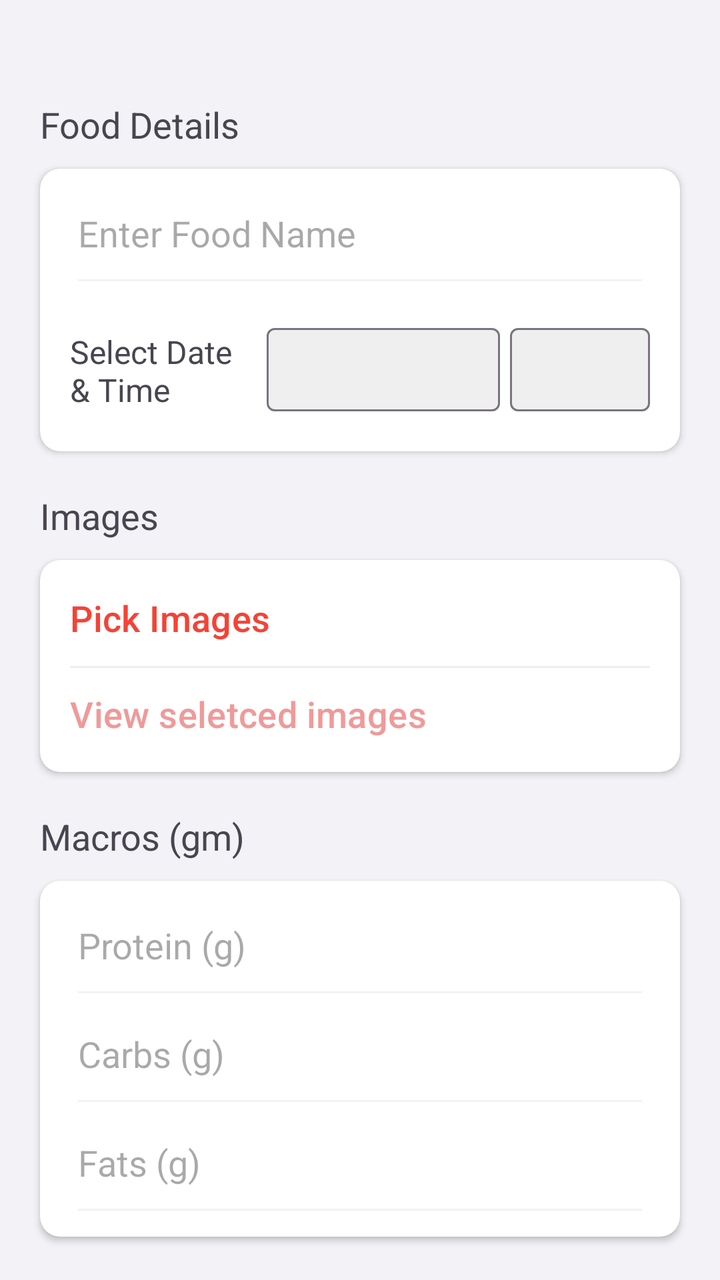
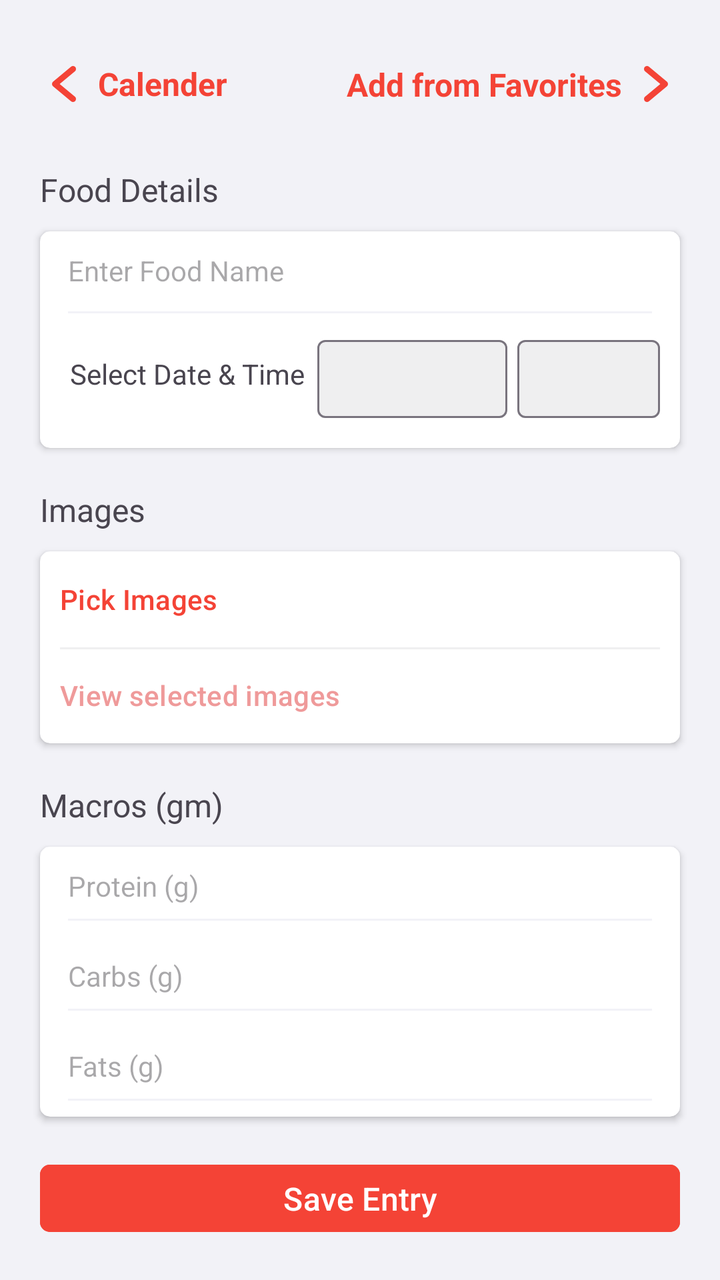

The first picture is an Android layout as it rendered before a commit; the second is the same layout after the commit. The layout source and the unified diff follow.
<!-- AndroidManifest.xml: application theme Theme.ExActHealth -->
<!-- res/layout/activity_main.xml -->
<?xml version="1.0" encoding="utf-8"?>
<RelativeLayout
    xmlns:android="http://schemas.android.com/apk/res/android"
    xmlns:app="http://schemas.android.com/apk/res-auto"
    xmlns:tools="http://schemas.android.com/tools"
    android:layout_width="match_parent"
    android:layout_height="match_parent"
    android:layout_gravity="center"
    android:background="@color/light_gray"
    tools:context=".MainActivity">

    <TextView
        android:id="@+id/food_details_text_view"
        android:layout_width="match_parent"
        android:layout_height="wrap_content"
        android:layout_marginTop="50dp"
        android:layout_marginStart="20dp"
        android:layout_marginEnd="20dp"
        android:textSize="18sp"
        android:text="@string/food_details_title">
    </TextView>

    <androidx.cardview.widget.CardView
        android:id="@+id/food_details_card_view"
        android:layout_width="match_parent"
        android:layout_height="wrap_content"
        android:layout_below="@+id/food_details_text_view"
        android:layout_marginTop="10dp"
        android:layout_marginStart="20dp"
        android:layout_marginEnd="20dp"

        app:contentPaddingLeft="15dp"
        app:contentPaddingRight="15dp"
        app:contentPaddingTop="10dp"
        app:contentPaddingBottom="5dp"
        app:cardCornerRadius="10dp">

        <RelativeLayout
            android:id="@+id/food_layout"
            android:layout_width="match_parent"
            android:layout_height="match_parent">

            <EditText
                android:id="@+id/food_name_text_edit"
                android:layout_width="match_parent"
                android:layout_height="wrap_content"
                android:paddingBottom="20dp"
                android:gravity="center_vertical"
                android:hint="@string/enter_food_name_hint"
                android:backgroundTint="@color/light_gray"
                android:inputType="textPersonName"
                android:autofillHints="name">
            </EditText>

            <LinearLayout
                android:id="@+id/food_date_time_layout"
                android:layout_width="match_parent"
                android:layout_height="wrap_content"
                android:layout_below="@+id/food_name_text_edit"
                android:orientation="horizontal"
                android:paddingTop="10dp"
                android:paddingBottom="15dp"
                android:gravity="center_horizontal"
                android:weightSum="12">

                <TextView
                    android:layout_weight="4"
                    android:layout_width="0dp"
                    android:layout_height="wrap_content"
                    android:layout_gravity="bottom"
                    android:text="@string/select_date_and_time_title"
                    android:textSize="16sp">
                </TextView>

                <com.google.android.material.textfield.TextInputLayout
                    android:id="@+id/food_date_layout"
                    android:layout_weight="5"
                    android:layout_width="0dp"
                    android:layout_height="wrap_content"
                    android:layout_marginStart="5dp"
                    android:layout_marginEnd="5dp"

                    app:boxBackgroundColor="@color/mid_gray">

                    <com.google.android.material.textfield.TextInputEditText
                        android:id="@+id/food_date_input"
                        android:layout_width="match_parent"
                        android:layout_height="match_parent"
                        android:gravity="center"
                        android:focusable="false"
                        android:cursorVisible="false"
                        android:focusableInTouchMode="false"
                        android:clickable="false"
                        android:inputType="date"
                        android:padding="10dp"
                        android:textSize="16sp">
                    </com.google.android.material.textfield.TextInputEditText>

                </com.google.android.material.textfield.TextInputLayout>

                <com.google.android.material.textfield.TextInputLayout
                    android:id="@+id/food_time_layout"
                    android:layout_weight="3"
                    android:layout_width="0dp"
                    android:layout_height="wrap_content"

                    app:boxBackgroundColor="@color/mid_gray">

                    <com.google.android.material.textfield.TextInputEditText
                        android:id="@+id/food_time_input"
                        android:layout_width="match_parent"
                        android:layout_height="match_parent"
                        android:gravity="center"
                        android:focusable="false"
                        android:cursorVisible="false"
                        android:focusableInTouchMode="false"
                        android:clickable="false"
                        android:inputType="time"
                        android:padding="10dp"
                        android:textSize="16sp">
                    </com.google.android.material.textfield.TextInputEditText>

                </com.google.android.material.textfield.TextInputLayout>

            </LinearLayout>

        </RelativeLayout>

    </androidx.cardview.widget.CardView>

    <TextView
        android:id="@+id/images_title"
        android:layout_width="match_parent"
        android:layout_height="wrap_content"
        android:layout_below="@+id/food_details_card_view"
        android:layout_marginTop="20dp"
        android:layout_marginStart="20dp"
        android:layout_marginEnd="20dp"
        android:textSize="18sp"
        android:text="@string/images_title">
    </TextView>

    <androidx.cardview.widget.CardView
        android:id="@+id/images_card_view"
        android:layout_width="match_parent"
        android:layout_height="wrap_content"
        android:layout_below="@+id/images_title"
        android:layout_marginTop="10dp"
        android:layout_marginStart="20dp"
        android:layout_marginEnd="20dp"

        app:contentPaddingLeft="15dp"
        app:contentPaddingRight="15dp"
        app:contentPaddingTop="5dp"
        app:contentPaddingBottom="5dp"
        app:cardCornerRadius="10dp">

        <RelativeLayout
            android:id="@+id/images_layout"
            android:layout_width="match_parent"
            android:layout_height="match_parent">

            <Button
                android:id="@+id/pick_images_button"
                android:layout_width="match_parent"
                android:layout_height="wrap_content"
                android:gravity="center_vertical"
                android:padding="0dp"
                android:backgroundTint="@color/white"
                android:text="@string/pick_images"
                android:textColor="@color/red"
                android:textSize="18sp"
                android:textStyle="normal">
            </Button>

            <View
                android:layout_width="match_parent"
                android:layout_below="@+id/pick_images_button"
                android:layout_height="1dp"
                android:background="@color/mid_gray">
            </View>

            <Button
                android:id="@+id/selected_images_button"
                android:layout_width="match_parent"
                android:layout_height="wrap_content"
                android:layout_below="@+id/pick_images_button"
                android:gravity="center_vertical"
                android:padding="0dp"
                android:backgroundTint="@color/white"
                android:text="@string/view_seletced_images"
                android:textColor="@color/light_red"
                android:textSize="18sp"
                android:textStyle="normal">
            </Button>

        </RelativeLayout>

    </androidx.cardview.widget.CardView>

    <TextView
        android:id="@+id/macros_title"
        android:layout_width="match_parent"
        android:layout_height="wrap_content"
        android:layout_below="@+id/images_card_view"
        android:layout_marginTop="20dp"
        android:layout_marginStart="20dp"
        android:layout_marginEnd="20dp"
        android:textSize="18sp"
        android:text="@string/macros">
    </TextView>

    <androidx.cardview.widget.CardView
        android:id="@+id/macros_card_view"
        android:layout_width="match_parent"
        android:layout_height="wrap_content"
        android:layout_below="@+id/macros_title"
        android:layout_marginTop="10dp"
        android:layout_marginStart="20dp"
        android:layout_marginEnd="20dp"

        app:contentPaddingLeft="15dp"
        app:contentPaddingRight="15dp"
        app:contentPaddingTop="10dp"
        app:contentPaddingBottom="5dp"
        app:cardCornerRadius="10dp">

        <RelativeLayout
            android:id="@+id/macros_layout"
            android:layout_width="match_parent"
            android:layout_height="match_parent">

            <EditText
                android:id="@+id/protein_text_edit"
                android:layout_width="match_parent"
                android:layout_height="wrap_content"
                android:paddingBottom="20dp"
                android:gravity="center_vertical"
                android:hint="@string/protein"
                android:backgroundTint="@color/light_gray"
                android:inputType="numberDecimal"
                android:importantForAutofill="no">
            </EditText>

            <EditText
                android:id="@+id/carbs_text_edit"
                android:layout_width="match_parent"
                android:layout_height="wrap_content"
                android:layout_below="@+id/protein_text_edit"
                android:paddingBottom="20dp"
                android:gravity="center_vertical"
                android:hint="@string/carbs"
                android:backgroundTint="@color/light_gray"
                android:inputType="numberDecimal"
                android:importantForAutofill="no">
            </EditText>

            <EditText
                android:id="@+id/fats_text_edit"
                android:layout_width="match_parent"
                android:layout_height="wrap_content"
                android:layout_below="@+id/carbs_text_edit"
                android:paddingBottom="20dp"
                android:gravity="center_vertical"
                android:hint="@string/fats"
                android:backgroundTint="@color/light_gray"
                android:inputType="numberDecimal"
                android:importantForAutofill="no">
            </EditText>

        </RelativeLayout>

    </androidx.cardview.widget.CardView>

    <Button
        android:id="@+id/save_entry_button"
        android:layout_width="match_parent"
        android:layout_height="wrap_content"
        android:layout_below="@+id/macros_card_view"
        android:gravity="center"
        android:layout_margin="20dp"
        android:paddingTop="12dp"
        android:paddingBottom="12dp"
        android:backgroundTint="@color/red"
        android:text="@string/save_entry"
        android:textColor="@color/white"
        android:textSize="18sp"
        android:textStyle="normal"
        app:cornerRadius="10dp">
    </Button>

</RelativeLayout>
<!-- resources referenced by this layout -->
<resources>
  <color name="light_gray">#F2F2F7</color>
  <color name="light_red">#EF9A9A</color>
  <color name="mid_gray">#EFEFF0</color>
  <color name="red">#F44336</color>
  <color name="white">#FFFFFFFF</color>
  <string name="carbs">Carbs (g)</string>
  <string name="enter_food_name_hint">Enter Food Name</string>
  <string name="fats">Fats (g)</string>
  <string name="food_details_title">Food Details</string>
  <string name="images_title">Images</string>
  <string name="macros">Macros (gm)</string>
  <string name="pick_images">Pick Images</string>
  <string name="protein">Protein (g)</string>
  <string name="save_entry">Save Entry</string>
  <string name="select_date_and_time_title">Select Date\n&amp; Time</string>
  <string name="view_seletced_images">View seletced images</string>
  <style name="Theme.ExActHealth" parent="Base.Theme.ExActHealth" />
  <style name="Base.Theme.ExActHealth" parent="Theme.Material3.DayNight.NoActionBar">
          
          
      </style>
</resources>

<!-- the commit's change to res/layout/activity_main.xml (unified diff, before → after) -->
@@ -9,14 +9,90 @@
     android:background="@color/light_gray"
     tools:context=".MainActivity">
 
+    <RelativeLayout
+        android:id="@+id/toolbar_layout"
+        android:layout_width="wrap_content"
+        android:layout_height="wrap_content"
+        android:layout_marginTop="30dp"
+        android:layout_alignStart="@+id/food_details_text_view"
+        android:layout_alignEnd="@+id/food_details_text_view">
+
+        <RelativeLayout
+            android:id="@+id/back_layout"
+            android:layout_width="wrap_content"
+            android:layout_height="wrap_content"
+            android:clickable="true"
+            android:focusable="true">
+
+            <ImageView
+                android:id="@+id/back_image"
+                android:layout_width="wrap_content"
+                android:layout_height="wrap_content"
+                android:background="@drawable/back_button">
+            </ImageView>
+
+            <TextView
+                android:id="@+id/back_to_calendar_text"
+                android:layout_width="wrap_content"
+                android:layout_height="wrap_content"
+                android:layout_toEndOf="@+id/back_image"
+                android:layout_alignBottom="@+id/back_image"
+                android:layout_alignTop="@+id/back_image"
+                android:layout_marginStart="5dp"
+                android:gravity="center"
+                android:text="Calender"
+                android:textColor="@color/red"
+                android:textStyle="bold"
+                android:textSize="16sp">
+            </TextView>
+
+        </RelativeLayout>
+
+        <androidx.constraintlayout.widget.ConstraintLayout
+            android:id="@+id/forward_layout"
+            android:layout_width="wrap_content"
+            android:layout_height="wrap_content"
+            android:layout_alignParentEnd="true"
+            android:clickable="true"
+            android:focusable="true">
+
+            <TextView
+                android:id="@+id/add_from_favorites_view"
+                android:layout_width="wrap_content"
+                android:layout_height="wrap_content"
+                android:layout_marginEnd="5dp"
+                android:gravity="center"
+                android:text="Add from Favorites"
+                android:textColor="@color/red"
+                android:textSize="16sp"
+                android:textStyle="bold"
+                app:layout_constraintBottom_toBottomOf="@+id/forward_image"
+                app:layout_constraintEnd_toStartOf="@+id/forward_image"
+                app:layout_constraintTop_toTopOf="@+id/forward_image">
+            </TextView>
+
+            <ImageView
+                android:id="@+id/forward_image"
+                android:layout_width="wrap_content"
+                android:layout_height="wrap_content"
+                android:background="@drawable/forward_button"
+                app:layout_constraintEnd_toEndOf="parent"
+                app:layout_constraintTop_toTopOf="parent">
+            </ImageView>
+
+        </androidx.constraintlayout.widget.ConstraintLayout>
+
+    </RelativeLayout>
+
     <TextView
         android:id="@+id/food_details_text_view"
         android:layout_width="match_parent"
         android:layout_height="wrap_content"
-        android:layout_marginTop="50dp"
-        android:layout_marginStart="20dp"
-        android:layout_marginEnd="20dp"
-        android:textSize="18sp"
+        android:layout_below="@+id/toolbar_layout"
+        android:layout_marginTop="30dp"
+        android:layout_marginStart="20dp"
+        android:layout_marginEnd="20dp"
+        android:textSize="16sp"
         android:text="@string/food_details_title">
     </TextView>
 
@@ -29,11 +105,9 @@
         android:layout_marginStart="20dp"
         android:layout_marginEnd="20dp"
 
-        app:contentPaddingLeft="15dp"
-        app:contentPaddingRight="15dp"
-        app:contentPaddingTop="10dp"
-        app:contentPaddingBottom="5dp"
-        app:cardCornerRadius="10dp">
+        app:contentPaddingLeft="10dp"
+        app:contentPaddingRight="10dp"
+        app:cardCornerRadius="5dp">
 
         <RelativeLayout
             android:id="@+id/food_layout"
@@ -47,6 +121,7 @@
                 android:paddingBottom="20dp"
                 android:gravity="center_vertical"
                 android:hint="@string/enter_food_name_hint"
+                android:textSize="14sp"
                 android:backgroundTint="@color/light_gray"
                 android:inputType="textPersonName"
                 android:autofillHints="name">
@@ -58,25 +133,26 @@
                 android:layout_height="wrap_content"
                 android:layout_below="@+id/food_name_text_edit"
                 android:orientation="horizontal"
-                android:paddingTop="10dp"
+                android:paddingStart="5dp"
                 android:paddingBottom="15dp"
                 android:gravity="center_horizontal"
                 android:weightSum="12">
 
                 <TextView
+                    android:layout_weight="5"
+                    android:layout_width="0dp"
+                    android:layout_height="match_parent"
+                    android:layout_gravity="center"
+                    android:gravity="center_vertical"
+                    android:text="@string/select_date_and_time_title"
+                    android:textSize="14sp">
+                </TextView>
+
+                <com.google.android.material.textfield.TextInputLayout
+                    android:id="@+id/food_date_layout"
                     android:layout_weight="4"
                     android:layout_width="0dp"
-                    android:layout_height="wrap_content"
-                    android:layout_gravity="bottom"
-                    android:text="@string/select_date_and_time_title"
-                    android:textSize="16sp">
-                </TextView>
-
-                <com.google.android.material.textfield.TextInputLayout
-                    android:id="@+id/food_date_layout"
-                    android:layout_weight="5"
-                    android:layout_width="0dp"
-                    android:layout_height="wrap_content"
+                    android:layout_height="match_parent"
                     android:layout_marginStart="5dp"
                     android:layout_marginEnd="5dp"
 
@@ -93,7 +169,7 @@
                         android:clickable="false"
                         android:inputType="date"
                         android:padding="10dp"
-                        android:textSize="16sp">
+                        android:textSize="14sp">
                     </com.google.android.material.textfield.TextInputEditText>
 
                 </com.google.android.material.textfield.TextInputLayout>
@@ -102,7 +178,7 @@
                     android:id="@+id/food_time_layout"
                     android:layout_weight="3"
                     android:layout_width="0dp"
-                    android:layout_height="wrap_content"
+                    android:layout_height="match_parent"
 
                     app:boxBackgroundColor="@color/mid_gray">
 
@@ -117,7 +193,7 @@
                         android:clickable="false"
                         android:inputType="time"
                         android:padding="10dp"
-                        android:textSize="16sp">
+                        android:textSize="14sp">
                     </com.google.android.material.textfield.TextInputEditText>
 
                 </com.google.android.material.textfield.TextInputLayout>
@@ -136,7 +212,7 @@
         android:layout_marginTop="20dp"
         android:layout_marginStart="20dp"
         android:layout_marginEnd="20dp"
-        android:textSize="18sp"
+        android:textSize="16sp"
         android:text="@string/images_title">
     </TextView>
 
@@ -149,11 +225,9 @@
         android:layout_marginStart="20dp"
         android:layout_marginEnd="20dp"
 
-        app:contentPaddingLeft="15dp"
-        app:contentPaddingRight="15dp"
-        app:contentPaddingTop="5dp"
-        app:contentPaddingBottom="5dp"
-        app:cardCornerRadius="10dp">
+        app:contentPaddingLeft="10dp"
+        app:contentPaddingRight="10dp"
+        app:cardCornerRadius="5dp">
 
         <RelativeLayout
             android:id="@+id/images_layout"
@@ -169,7 +243,7 @@
                 android:backgroundTint="@color/white"
                 android:text="@string/pick_images"
                 android:textColor="@color/red"
-                android:textSize="18sp"
+                android:textSize="14sp"
                 android:textStyle="normal">
             </Button>
 
@@ -188,9 +262,9 @@
                 android:gravity="center_vertical"
                 android:padding="0dp"
                 android:backgroundTint="@color/white"
-                android:text="@string/view_seletced_images"
+                android:text="@string/view_selected_images"
                 android:textColor="@color/light_red"
-                android:textSize="18sp"
+                android:textSize="14sp"
                 android:textStyle="normal">
             </Button>
 
@@ -206,7 +280,7 @@
         android:layout_marginTop="20dp"
         android:layout_marginStart="20dp"
         android:layout_marginEnd="20dp"
-        android:textSize="18sp"
+        android:textSize="16sp"
         android:text="@string/macros">
     </TextView>
 
@@ -219,11 +293,9 @@
         android:layout_marginStart="20dp"
         android:layout_marginEnd="20dp"
 
-        app:contentPaddingLeft="15dp"
-        app:contentPaddingRight="15dp"
-        app:contentPaddingTop="10dp"
-        app:contentPaddingBottom="5dp"
-        app:cardCornerRadius="10dp">
+        app:contentPaddingLeft="10dp"
+        app:contentPaddingRight="10dp"
+        app:cardCornerRadius="5dp">
 
         <RelativeLayout
             android:id="@+id/macros_layout"
@@ -234,9 +306,10 @@
                 android:id="@+id/protein_text_edit"
                 android:layout_width="match_parent"
                 android:layout_height="wrap_content"
-                android:paddingBottom="20dp"
+                android:paddingBottom="16dp"
                 android:gravity="center_vertical"
                 android:hint="@string/protein"
+                android:textSize="14sp"
                 android:backgroundTint="@color/light_gray"
                 android:inputType="numberDecimal"
                 android:importantForAutofill="no">
@@ -247,9 +320,10 @@
                 android:layout_width="match_parent"
                 android:layout_height="wrap_content"
                 android:layout_below="@+id/protein_text_edit"
-                android:paddingBottom="20dp"
+                android:paddingBottom="16dp"
                 android:gravity="center_vertical"
                 android:hint="@string/carbs"
+                android:textSize="14sp"
                 android:backgroundTint="@color/light_gray"
                 android:inputType="numberDecimal"
                 android:importantForAutofill="no">
@@ -260,9 +334,10 @@
                 android:layout_width="match_parent"
                 android:layout_height="wrap_content"
                 android:layout_below="@+id/carbs_text_edit"
-                android:paddingBottom="20dp"
+                android:paddingBottom="16dp"
                 android:gravity="center_vertical"
                 android:hint="@string/fats"
+                android:textSize="14sp"
                 android:backgroundTint="@color/light_gray"
                 android:inputType="numberDecimal"
                 android:importantForAutofill="no">
@@ -279,14 +354,14 @@
         android:layout_below="@+id/macros_card_view"
         android:gravity="center"
         android:layout_margin="20dp"
-        android:paddingTop="12dp"
-        android:paddingBottom="12dp"
+        android:paddingTop="5dp"
+        android:paddingBottom="5dp"
         android:backgroundTint="@color/red"
         android:text="@string/save_entry"
         android:textColor="@color/white"
-        android:textSize="18sp"
+        android:textSize="16sp"
         android:textStyle="normal"
-        app:cornerRadius="10dp">
+        app:cornerRadius="5dp">
     </Button>
 
 </RelativeLayout>
<!-- resource entries referenced after the edit -->
@@ -5,6 +5,26 @@
   <color name="mid_gray">#EFEFF0</color>
   <color name="red">#F44336</color>
   <color name="white">#FFFFFFFF</color>
+  <!-- drawable back_button (drawable) -->
+  <vector xmlns:android="http://schemas.android.com/apk/res/android"
+      android:width="24dp"
+      android:height="24dp"
+      android:viewportWidth="96"
+      android:viewportHeight="96">
+    <path
+        android:fillColor="@color/red"
+        android:pathData="M39.376,48.002l30.47,-25.39a6.003,6.003 0,0 0,-7.688 -9.223L26.156,43.391a6.009,6.009 0,0 0,0 9.223L62.158,82.615a6.003,6.003 0,0 0,7.688 -9.223Z"/>
+  </vector>
+  <!-- drawable forward_button (drawable) -->
+  <vector xmlns:android="http://schemas.android.com/apk/res/android"
+      android:width="24dp"
+      android:height="24dp"
+      android:viewportWidth="96"
+      android:viewportHeight="96">
+    <path
+        android:fillColor="@color/red"
+        android:pathData="M69.844,43.388 L33.842,13.386a6.003,6.003 0,0 0,-7.688 9.223l30.47,25.39 -30.47,25.39a6.003,6.003 0,0 0,7.688 9.223L69.844,52.611a6.009,6.009 0,0 0,0 -9.223Z"/>
+  </vector>
   <string name="carbs">Carbs (g)</string>
   <string name="enter_food_name_hint">Enter Food Name</string>
   <string name="fats">Fats (g)</string>
@@ -14,8 +34,8 @@
   <string name="pick_images">Pick Images</string>
   <string name="protein">Protein (g)</string>
   <string name="save_entry">Save Entry</string>
-  <string name="select_date_and_time_title">Select Date\n&amp; Time</string>
-  <string name="view_seletced_images">View seletced images</string>
+  <string name="select_date_and_time_title">Select Date &amp; Time</string>
+  <string name="view_selected_images">View selected images</string>
   <style name="Theme.ExActHealth" parent="Base.Theme.ExActHealth" />
   <style name="Base.Theme.ExActHealth" parent="Theme.Material3.DayNight.NoActionBar">
           
